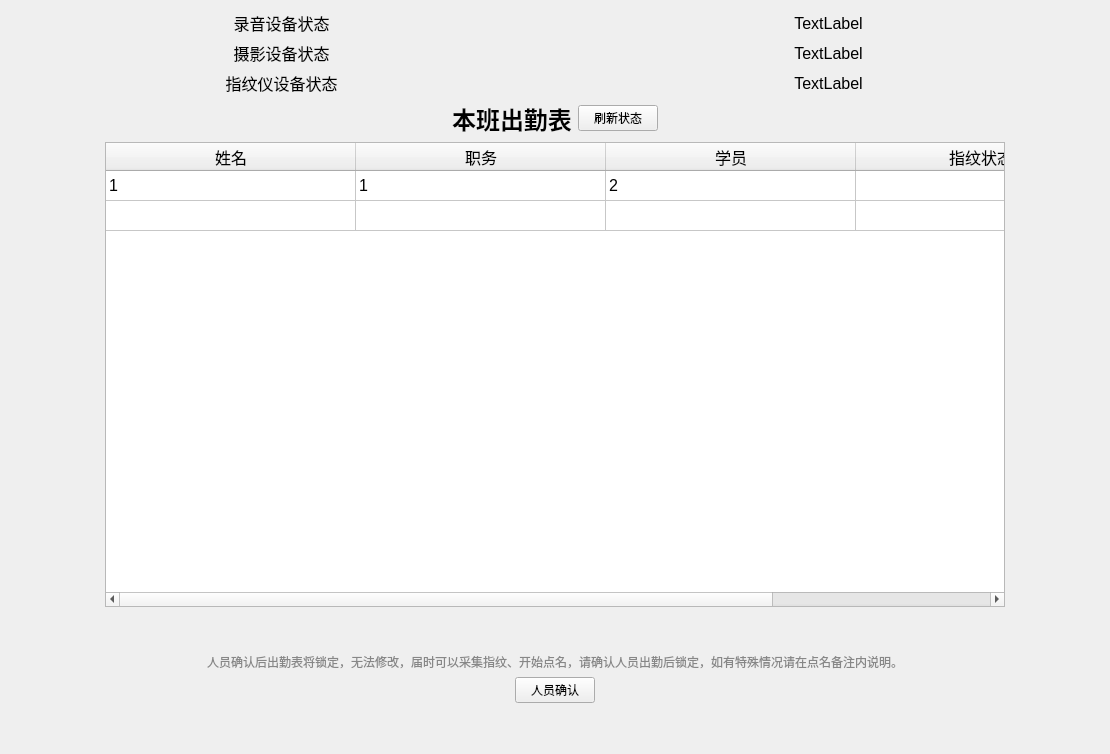
First picture: the form in DisplayWait/Display.ui, repository rui19921122/MeetingsDesktop_v2, before the edit.
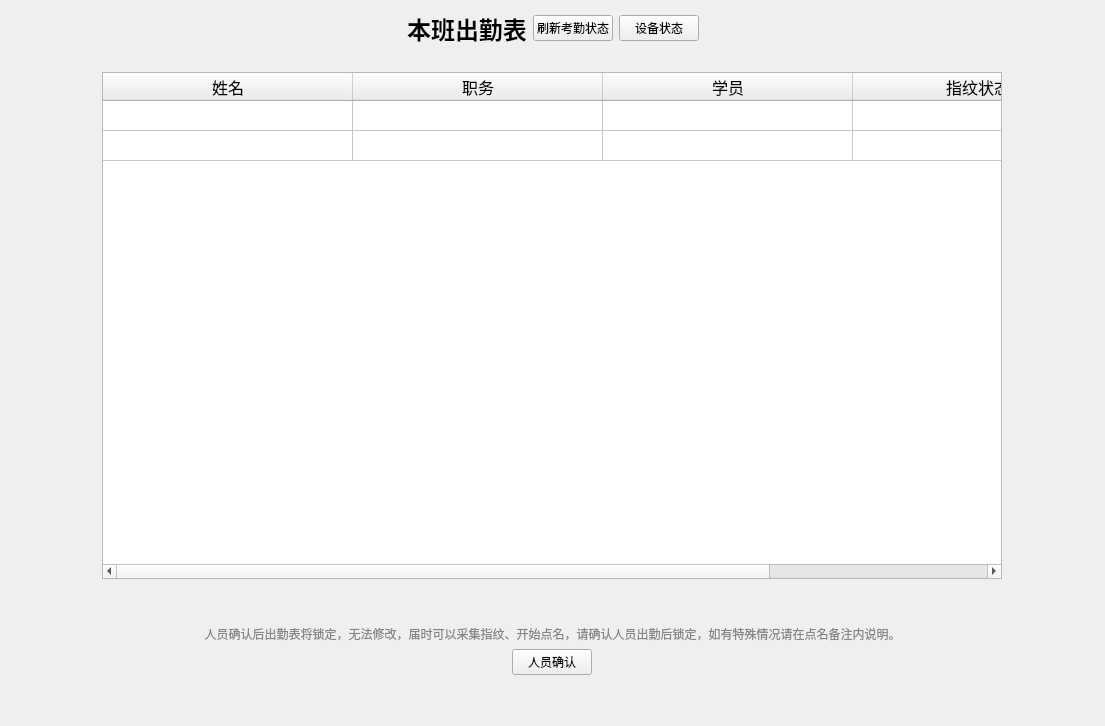
Second picture: the form after the edit.

```diff
--- a/DisplayWait/Display.ui
+++ b/DisplayWait/Display.ui
@@ -6,8 +6,8 @@
    <rect>
     <x>0</x>
     <y>0</y>
-    <width>1110</width>
-    <height>754</height>
+    <width>1105</width>
+    <height>726</height>
    </rect>
   </property>
   <property name="windowTitle">
@@ -16,118 +16,6 @@
   <layout class="QHBoxLayout" name="horizontalLayout_2">
    <item>
     <layout class="QVBoxLayout" name="verticalLayout">
-     <item>
-      <layout class="QGridLayout" name="gridLayout">
-       <item row="1" column="0">
-        <widget class="QLabel" name="Video">
-         <property name="font">
-          <font>
-           <pointsize>12</pointsize>
-          </font>
-         </property>
-         <property name="statusTip">
-          <string notr="true"/>
-         </property>
-         <property name="text">
-          <string>摄影设备状态</string>
-         </property>
-         <property name="alignment">
-          <set>Qt::AlignCenter</set>
-         </property>
-        </widget>
-       </item>
-       <item row="2" column="0">
-        <widget class="QLabel" name="Figure">
-         <property name="font">
-          <font>
-           <pointsize>12</pointsize>
-          </font>
-         </property>
-         <property name="statusTip">
-          <string notr="true"/>
-         </property>
-         <property name="text">
-          <string>指纹仪设备状态</string>
-         </property>
-         <property name="alignment">
-          <set>Qt::AlignCenter</set>
-         </property>
-        </widget>
-       </item>
-       <item row="0" column="1">
-        <widget class="QLabel" name="AudioStatus">
-         <property name="font">
-          <font>
-           <pointsize>12</pointsize>
-          </font>
-         </property>
-         <property name="statusTip">
-          <string notr="true"/>
-         </property>
-         <property name="text">
-          <string>TextLabel</string>
-         </property>
-         <property name="alignment">
-          <set>Qt::AlignCenter</set>
-         </property>
-        </widget>
-       </item>
-       <item row="0" column="0">
-        <widget class="QLabel" name="Audio">
-         <property name="font">
-          <font>
-           <pointsize>12</pointsize>
-          </font>
-         </property>
-         <property name="statusTip">
-          <string notr="true"/>
-         </property>
-         <property name="text">
-          <string>录音设备状态</string>
-         </property>
-         <property name="alignment">
-          <set>Qt::AlignCenter</set>
-         </property>
-        </widget>
-       </item>
-       <item row="2" column="1">
-        <widget class="QLabel" name="FigureStatus">
-         <property name="font">
-          <font>
-           <pointsize>12</pointsize>
-          </font>
-         </property>
-         <property name="statusTip">
-          <string notr="true"/>
-         </property>
-         <property name="text">
-          <string>TextLabel</string>
-         </property>
-         <property name="alignment">
-          <set>Qt::AlignCenter</set>
-         </property>
-        </widget>
-       </item>
-       <item row="1" column="1">
-        <widget class="QLabel" name="VideoStatus">
-         <property name="font">
-          <font>
-           <pointsize>12</pointsize>
-          </font>
-         </property>
-         <property name="statusTip">
-          <string notr="true"/>
-         </property>
-         <property name="text">
-          <string>TextLabel</string>
-         </property>
-         <property name="alignment">
-          <set>Qt::AlignCenter</set>
-         </property>
-        </widget>
-       </item>
-      </layout>
-     </item>
      <item>
       <layout class="QHBoxLayout" name="horizontalLayout">
        <item>
@@ -159,7 +47,14 @@
        <item>
         <widget class="QPushButton" name="pushButton">
          <property name="text">
-          <string>刷新状态</string>
+          <string>刷新考勤状态</string>
+         </property>
+        </widget>
+       </item>
+       <item>
+        <widget class="QPushButton" name="pushButton_2">
+         <property name="text">
+          <string>设备状态</string>
          </property>
         </widget>
        </item>
@@ -178,6 +73,13 @@
        </item>
       </layout>
      </item>
+     <item alignment="Qt::AlignHCenter|Qt::AlignVCenter">
+      <widget class="QLabel" name="informationLabel">
+       <property name="text">
+        <string/>
+       </property>
+      </widget>
+     </item>
      <item alignment="Qt::AlignHCenter">
       <widget class="QTableWidget" name="tableWidget">
        <property name="minimumSize">
@@ -260,7 +162,7 @@
          <string>姓名</string>
         </property>
         <property name="textAlignment">
-         <set>AlignHCenter|AlignVCenter|AlignCenter</set>
+         <set>AlignCenter</set>
         </property>
        </column>
        <column>
@@ -278,22 +180,22 @@
          <string>指纹状态</string>
         </property>
         <property name="textAlignment">
-         <set>AlignHCenter|AlignVCenter|AlignCenter</set>
+         <set>AlignCenter</set>
         </property>
        </column>
        <item row="0" column="0">
         <property name="text">
-         <string>1</string>
+         <string/>
         </property>
        </item>
        <item row="0" column="1">
         <property name="text">
-         <string>1</string>
+         <string/>
         </property>
        </item>
        <item row="0" column="2">
         <property name="text">
-         <string>2</string>
+         <string/>
         </property>
        </item>
        <item row="1" column="2">
@@ -301,7 +203,7 @@
          <string/>
         </property>
         <property name="textAlignment">
-         <set>AlignHCenter|AlignVCenter|AlignCenter</set>
+         <set>AlignCenter</set>
         </property>
        </item>
       </widget>
```
Left out of the diff: 2 changed lines with no effect on the pictures.
